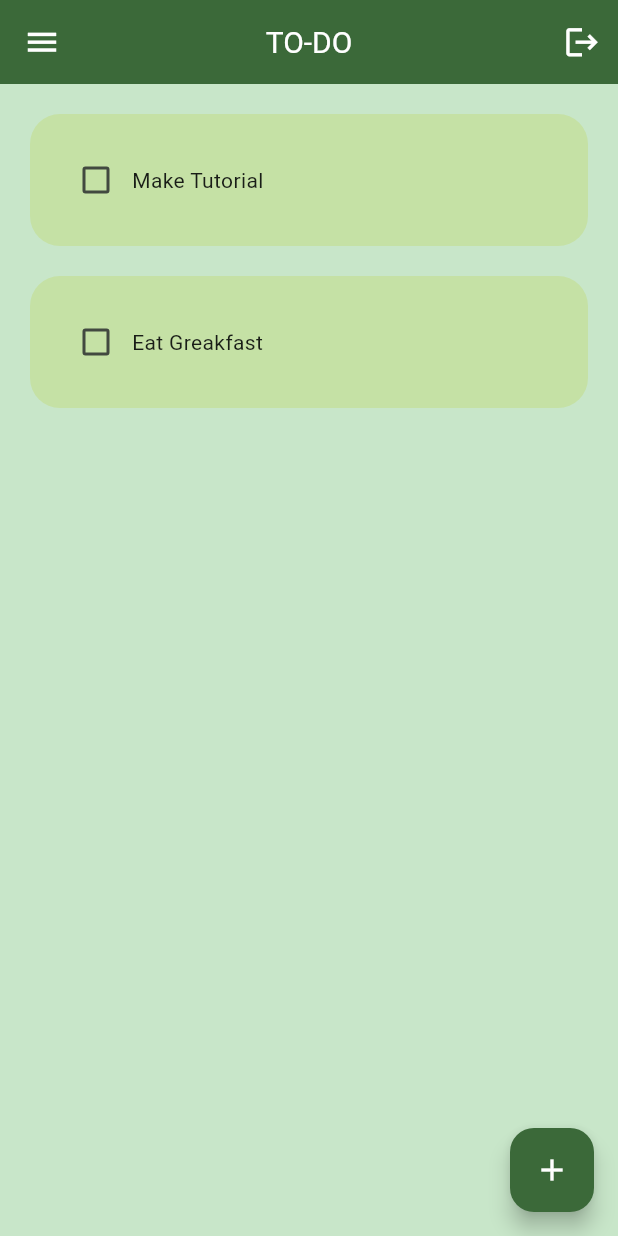
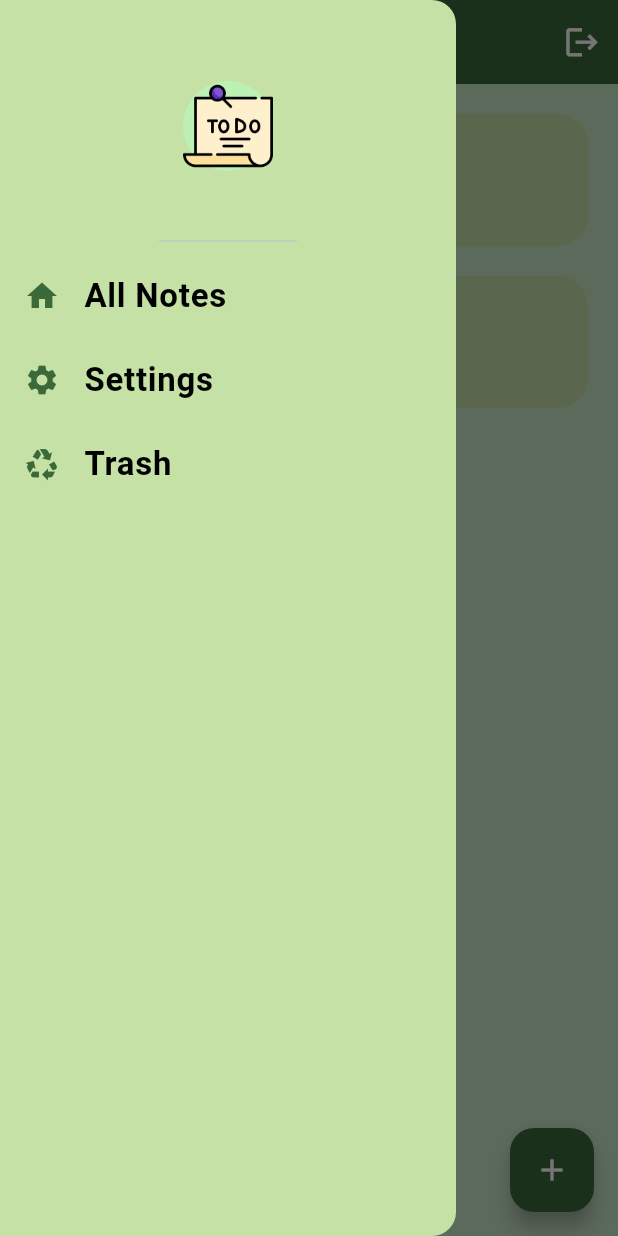
Before and after one commit to Benny-Gich/To-Do-App, a Flutter app: the screen it shows after launch, with the side drawer open (before the commit the screen has no drawer), on a phone screen of 412 x 824 dp. Run offline on Flutter 3.47's test engine with Material 3 defaults, Android fonts, the light colour scheme and no system bars; drawn by our look-alikes of flutter_slidable; our stand-ins replace hive, hive_flutter; missing offline and left inert: dart:ffi; accounts and stored records are empty.

Commit message:
Updated Repo

```diff
--- a/lib/main.dart
+++ b/lib/main.dart
@@ -1,7 +1,9 @@
 import 'package:flutter/material.dart';
-import 'package:hive/hive.dart';
 import 'package:hive_flutter/adapters.dart';
+import 'package:to_do/pages/apptile.dart';
 import 'package:to_do/pages/homepage.dart';
+import 'package:to_do/pages/more.dart';
+import 'package:to_do/pages/settings.dart';
 
 void main() async {
   //Initialize Hive
@@ -17,6 +19,11 @@ class MyApp extends StatelessWidget {
   @override
   Widget build(BuildContext context) {
     return MaterialApp(
+      routes: {
+        '/Homepage': (context) => Homepage(),
+        '/Settings': (context) => Settings(),
+        '/More': (context) => MorePage(),
+      },
       theme: ThemeData(
         colorScheme: ColorScheme.fromSeed(seedColor: Colors.green),
         useMaterial3: true,
--- a/lib/pages/button.dart
+++ b/lib/pages/button.dart
@@ -1,5 +1,4 @@
 // ignore_for_file: must_be_immutable
-
 import 'package:flutter/material.dart';
 
 class Button extends StatelessWidget {
--- /dev/null
+++ b/lib/pages/drawer_button.dart
@@ -0,0 +1,15 @@
+import 'package:flutter/material.dart';
+
+class DrawerButton extends StatelessWidget {
+  const DrawerButton({super.key});
+
+  @override
+  Widget build(BuildContext context) {
+    return IconButton(
+        onPressed: () {
+          Navigator.pop(context);
+          Navigator.pushNamed(context, '/Homepage');
+        },
+        icon: Icon(Icons.arrow_back_ios));
+  }
+}
--- a/lib/pages/homepage.dart
+++ b/lib/pages/homepage.dart
@@ -4,6 +4,7 @@ import 'package:flutter/material.dart';
 import 'package:hive/hive.dart';
 import 'package:to_do/data/database.dart';
 import 'package:to_do/pages/add_task.dart';
+import 'package:to_do/pages/apptile.dart';
 import 'package:to_do/pages/todo_tile.dart';
 
 class Homepage extends StatefulWidget {
@@ -70,25 +71,11 @@ class _HomepageState extends State<Homepage> {
 
   @override
   Widget build(BuildContext context) {
-    return Scaffold(
+    return SafeArea(
+      child: Scaffold(
         backgroundColor: Colors.green[100],
         appBar: AppBar(
-        leading: Builder(
-          builder: (BuildContext context) {
-            return IconButton(
-              onPressed: () {
-                Drawer;
-                //Scaffold.of(context).openDrawer();
-              },
-              tooltip: MaterialLocalizations.of(context).openAppDrawerTooltip,
-              icon: Icon(
-                Icons.menu,
-                size: 25,
-                color: Colors.white,
-              ),
-            );
-          },
-        ),
+          iconTheme: IconThemeData(color: Colors.white),
           backgroundColor: Theme.of(context).colorScheme.primary,
           title: Text(
             "TO-DO",
@@ -97,7 +84,10 @@ class _HomepageState extends State<Homepage> {
           centerTitle: true,
           actions: [
             IconButton(
-            onPressed: () {},
+              onPressed: () {
+                Navigator.pop(context);
+                Navigator.pushNamed(context, '/More');
+              },
               icon: Icon(
                 Icons.logout,
                 size: 25,
@@ -105,6 +95,70 @@ class _HomepageState extends State<Homepage> {
               ),
             )
           ],
+        ),
+        drawer: Drawer(
+          backgroundColor: Colors.lightGreen[200],
+          child: Column(
+            children: [
+              DrawerHeader(
+                child: CircleAvatar(
+                  radius: 30,
+                  child: Image.asset('icons/to-do-list.png'),
+                ),
+              ),
+              ListTile(
+                leading: Icon(Icons.home,
+                    color: Theme.of(context).colorScheme.primary),
+                title: Text(
+                  "All Notes",
+                  style: TextStyle(
+                    fontSize: 22,
+                    fontStyle: FontStyle.normal,
+                    fontWeight: FontWeight.bold,
+                    color: Colors.black,
+                  ),
+                ),
+                onTap: () {
+                  Navigator.pop(context);
+                  Navigator.pushNamed(context, '/Homepage');
+                },
+              ),
+              ListTile(
+                leading: Icon(Icons.settings,
+                    color: Theme.of(context).colorScheme.primary),
+                title: Text(
+                  "Settings",
+                  style: TextStyle(
+                    fontSize: 22,
+                    fontStyle: FontStyle.normal,
+                    fontWeight: FontWeight.bold,
+                    color: Colors.black,
+                  ),
+                ),
+                onTap: () {
+                  Navigator.pop(context);
+                  Navigator.pushNamed(context, '/Settings');
+                },
+              ),
+              ListTile(
+                leading: Icon(Icons.recycling,
+                    color: Theme.of(context).colorScheme.primary),
+                title: Text(
+                  "Trash",
+                  style: TextStyle(
+                    fontSize: 22,
+                    fontStyle: FontStyle.normal,
+                    fontWeight: FontWeight.bold,
+                    color: Colors.black,
+                  ),
+                ),
+                onTap: () {
+                  Navigator.pop(context);
+                  Navigator.pushNamed(context, '/Settings');
+                },
+              ),
+            ],
+          ),
         ),
         body: ListView.builder(
           itemCount: db.toDoList.length,
@@ -123,6 +177,7 @@ class _HomepageState extends State<Homepage> {
             color: Colors.white,
           ),
         ),
+      ),
     );
   }
 }
--- a/lib/pages/todo_tile.dart
+++ b/lib/pages/todo_tile.dart
@@ -8,6 +8,7 @@ class TodoTile extends StatelessWidget {
   final bool taskCompleted;
   Function(bool?)? onChanged;
   Function(BuildContext)? deleteFunction;
+
 // To_Do Tile
   TodoTile({
     super.key,
```
Also changed, not shown: lib/pages/apptile.dart (added, +67 -0 lines), lib/pages/more.dart (added, +46 -0 lines), lib/pages/settings.dart (added, +73 -0 lines), icons/house.png (added), icons/recycle-bin.png (added), icons/star.png (added), icons/to-do-list.png (added), 1 other file. Lines whose indentation alone changed are shown as unchanged.
